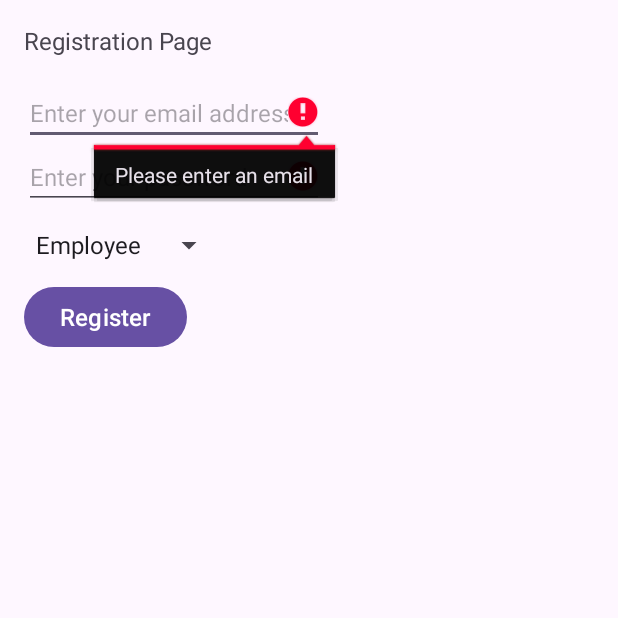
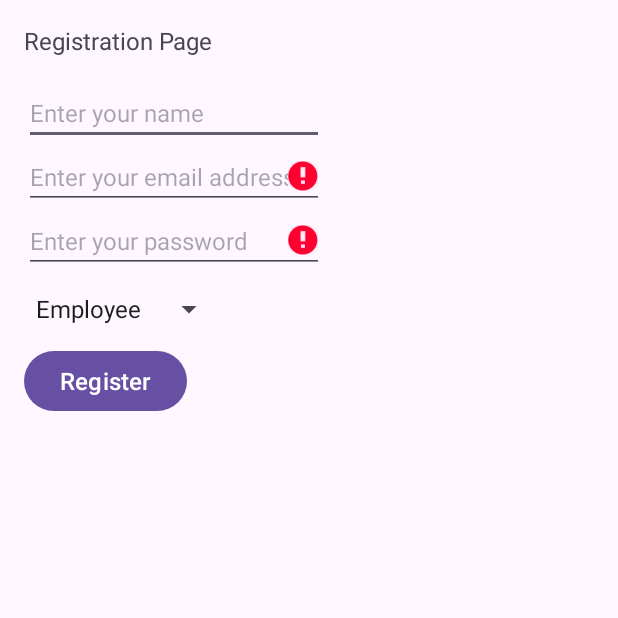
Before and after one commit to Sarvesh-appdev/Cashify, an Android app: the screen it shows after launch (MainActivity), after a tap on "Register", on a phone screen of 412 x 824 dp, the top half of it. Run offline under Robolectric (Android 15) with nearby library versions, the phone set to English and light mode, and no system bars; our stand-ins replace Firebase (no records; nobody signed in at launch, a user with empty details on screens opened directly).

Commit message:
Added name to the database

```diff
--- a/app/src/main/java/com/example/quickcash_summer15/MainActivity.java
+++ b/app/src/main/java/com/example/quickcash_summer15/MainActivity.java
@@ -28,6 +28,7 @@ public class MainActivity extends AppCompatActivity {
     private EditText passwordEditText;
     private Button submitButton;
     private Spinner roleSpinner;
+    private EditText nameEditText;
 
     FirebaseAuth Auth;
 
@@ -41,6 +42,7 @@ public class MainActivity extends AppCompatActivity {
         passwordEditText = findViewById(R.id.passwordBox);
         submitButton = findViewById(R.id.registerButton);
         roleSpinner = findViewById(R.id.roleSpinner);
+        nameEditText = findViewById(R.id.name);
 
         Auth = FirebaseAuth.getInstance();
 
@@ -51,9 +53,11 @@ public class MainActivity extends AppCompatActivity {
             @Override
             public void onClick(View view) {
                 // Get input values from EditTexts
+                String name = nameEditText.getText().toString().trim();
                 String email = emailEditText.getText().toString().trim();
                 String password = passwordEditText.getText().toString().trim();
                 String selectedRole = roleSpinner.getSelectedItem().toString();
+
 
                 boolean hasError = false;
 
@@ -83,6 +87,7 @@ public class MainActivity extends AppCompatActivity {
                                     Map<String, Object> userData = new HashMap<>();
                                     userData.put("email", email);
                                     userData.put("role", selectedRole);
+                                    userData.put("name",name);
 
                                     dbRef.setValue(userData).addOnCompleteListener(dbTask -> {
                                         if (dbTask.isSuccessful()) {
--- a/app/src/main/res/layout/activity_main.xml
+++ b/app/src/main/res/layout/activity_main.xml
@@ -22,6 +22,16 @@
                     android:layout_height="38dp"
                     android:text="Registration Page"
                     android:textSize="16sp"></TextView>
+
+                <EditText
+                    android:id="@+id/name"
+                    android:layout_width="wrap_content"
+                    android:layout_height="wrap_content"
+                    android:width="200dp"
+                    android:autofillHints=""
+                    android:hint="Enter your name"
+                    android:inputType="textPersonName"
+                    android:textSize="16sp"></EditText>
 
 
                 <EditText
```
